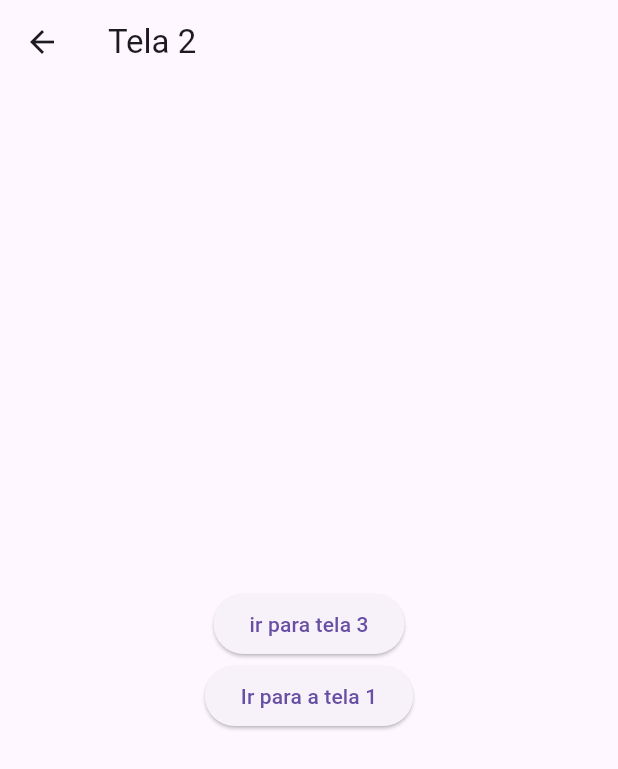
After one commit to BeckerEvelyn/meu_app, a Flutter app: the screen it shows after launch, after a tap on "Ir para tela 2", on a phone screen of 412 x 824 dp. The commit adds this screen. Shown: the top 769 px of the screen. Run offline on Flutter 3.47's test engine with Material 3 defaults, Android fonts, the phone set to English and light mode, and no system bars; our stand-ins replace google_fonts.

Commit message:
Vendo modos de navegação

```diff
--- a/analysis_options.yaml
+++ b/analysis_options.yaml
@@ -1 +1,4 @@
 include: package:flutter_lints/flutter.yaml
+analyzer:
+  errors:
+    slash_for_doc_comments: ignore
--- a/lib/main.dart
+++ b/lib/main.dart
@@ -3,10 +3,12 @@ import 'dart:io';
 import 'package:flutter/material.dart';
 import 'package:meu_app/MaterialWidget/App.dart';
 import 'package:meu_app/MaterialWidget/MyMaterial.dart';
+import 'package:meu_app/WidgetsLayout/Debug.dart';
 import 'package:meu_app/WidgetsLayout/LayoutApp.dart';
 import 'package:meu_app/cupertino/MyCupertino.dart';
 import 'package:meu_app/inherited/UserData.dart';
 import 'package:meu_app/inherited/UserInfos.dart';
+import 'package:meu_app/navega%C3%A7%C3%A3o/Routes.dart';
 import 'package:meu_app/stateful/Contador.dart';
 import 'package:meu_app/stateful/DarkMode.dart';
 import 'package:meu_app/stateful/RandomNumber.dart';
@@ -14,6 +16,8 @@ import 'package:meu_app/stateful/exercicio.dart';
 import 'package:meu_app/stateless/Bot%C3%A3o.dart';
 import 'package:meu_app/stateless/User.dart';
 import 'package:meu_app/stateless/semEstado.dart';
+import 'package:meu_app/usandoAssets/Fonts.dart';
+import 'package:meu_app/usandoAssets/Imagem.dart';
 
 /* void main() {
   runApp(Container(
@@ -76,7 +80,13 @@ void main(List<String> args) {
   runApp(MyCupertino());
 } */
 
-runApp(LayoutApp());
+// runApp(LayoutApp());
+// runApp(Imagem());
+
+// runApp(const MaterialApp(home: Debug(numeroMaximo: 10),));
+
+// NAVEGANDO EM TELAS
+runApp(Routes());
 
 
 }
--- /dev/null
+++ b/lib/navegação/Routes.dart
@@ -0,0 +1,20 @@
+import 'package:flutter/material.dart';
+import 'package:meu_app/navega%C3%A7%C3%A3o/Tela1.dart';
+import 'package:meu_app/navega%C3%A7%C3%A3o/Tela2.dart';
+import 'package:meu_app/navega%C3%A7%C3%A3o/Tela3.dart';
+
+class Routes extends StatelessWidget {
+  const Routes({super.key});
+
+  @override
+  Widget build(BuildContext context) {
+    return MaterialApp(
+      initialRoute: '/',
+      routes: {
+        '/' : (context) => const Tela1(),
+        '/tela2' : (context) => const Tela2(),
+        '/tela3' : (context) => const Tela3()
+      },
+    );
+  }
+}
--- /dev/null
+++ b/lib/navegação/Tela1.dart
@@ -0,0 +1,24 @@
+import 'package:flutter/material.dart';
+import 'package:meu_app/navega%C3%A7%C3%A3o/Tela2.dart';
+
+class Tela1 extends StatelessWidget {
+  const Tela1({super.key});
+
+  @override
+  Widget build(BuildContext context) {
+    return Scaffold(
+      appBar: AppBar(title: Text("Tela 1"),),
+      body: Center(
+        child: ElevatedButton(
+          child: const Text("Ir para tela 2"),
+          onPressed: (){
+           /*  Navigator.push(context, MaterialPageRoute(
+              builder: (context) => const Tela2()
+              )); */
+              Navigator.pushNamed(context, '/tela2');
+          }
+      ),
+      ),
+    );
+  }
+}
--- /dev/null
+++ b/lib/navegação/Tela2.dart
@@ -0,0 +1,31 @@
+import 'package:flutter/material.dart';
+
+class Tela2 extends StatelessWidget {
+  const Tela2({super.key});
+
+  @override
+  Widget build(BuildContext context) {
+    return Scaffold(
+      appBar: AppBar(title: Text("Tela 2"),),
+      body: Center(
+       child: Column(
+        mainAxisAlignment: MainAxisAlignment.center,
+        children: [
+          ElevatedButton(
+            child: const Text("ir para tela 3"),
+            onPressed:  (){
+              Navigator.pushNamed(context, '/tela3');
+            },
+          ),
+          ElevatedButton(
+            child: Text("Ir para a tela 1"),
+            onPressed: (){
+              Navigator.pushNamed(context, '/');
+            },
+           )
+        ],
+       ),
+       )
+     );
+    }
+  }
--- /dev/null
+++ b/lib/usandoAssets/Fonts.dart
@@ -0,0 +1,22 @@
+import 'package:flutter/cupertino.dart';
+import 'package:flutter/material.dart';
+
+class Fonts extends StatelessWidget {
+  const Fonts({super.key});
+
+  @override
+  Widget build(BuildContext context) {
+    return MaterialApp(
+      title: "Assets",
+      home: Scaffold(
+        appBar: AppBar(title: Text("Usando Fonts"),),
+        body: Center(
+          child: Text(
+            "Font Asset",
+            style: TextStyle(fontFamily: "AlumniSansSC", fontSize: 30),
+          ),
+        ),
+      ),
+    );
+  }
+}
--- /dev/null
+++ b/lib/usandoAssets/Imagem.dart
@@ -0,0 +1,28 @@
+import 'package:flutter/cupertino.dart';
+import 'package:flutter/material.dart';
+
+/**
+ * FORMATOS DE IMAGENS ACEITOS PELO FLUTTER:
+ * PNG, JPEG/JPG, GIF, WEBP, BMP, WBNP, ICO, SVG, HEIF/HEIC
+ * SVG - NÃO É NATIVO (PRECISA DE BIBLIOTECA)
+ * HEIF/HEIC - NÃO É NATIVO (PRECISA DE BIBLIOTECA)
+ */
+
+class Imagem extends StatelessWidget {
+  const Imagem({super.key});
+
+  @override
+  Widget build(BuildContext context) {
+    return MaterialApp(
+      title: "Imagens do app",
+      home: Scaffold(
+        appBar: AppBar(
+          title: Text("Inserindo imagem"),
+        ),
+        body: Center(
+          child: Image.asset("assets/image/raposa kawaii.jpg", width: 100,),
+        ),
+      ),
+    );
+  }
+}
```
Also changed, not shown: lib/WidgetsLayout/Debug.dart (added, +30 -0 lines), lib/cupertino/MyCupertino.dart (+0 -14 lines), lib/navegação/Tela3.dart (added, +20 -0 lines), pubspec.yaml (+7 -0 lines), assets/fonts/AlumniSansSC-Italic-VariableFont_wght.ttf (added), assets/fonts/AlumniSansSC-VariableFont_wght.ttf (added), assets/image/raposa kawaii.jpg (added).
